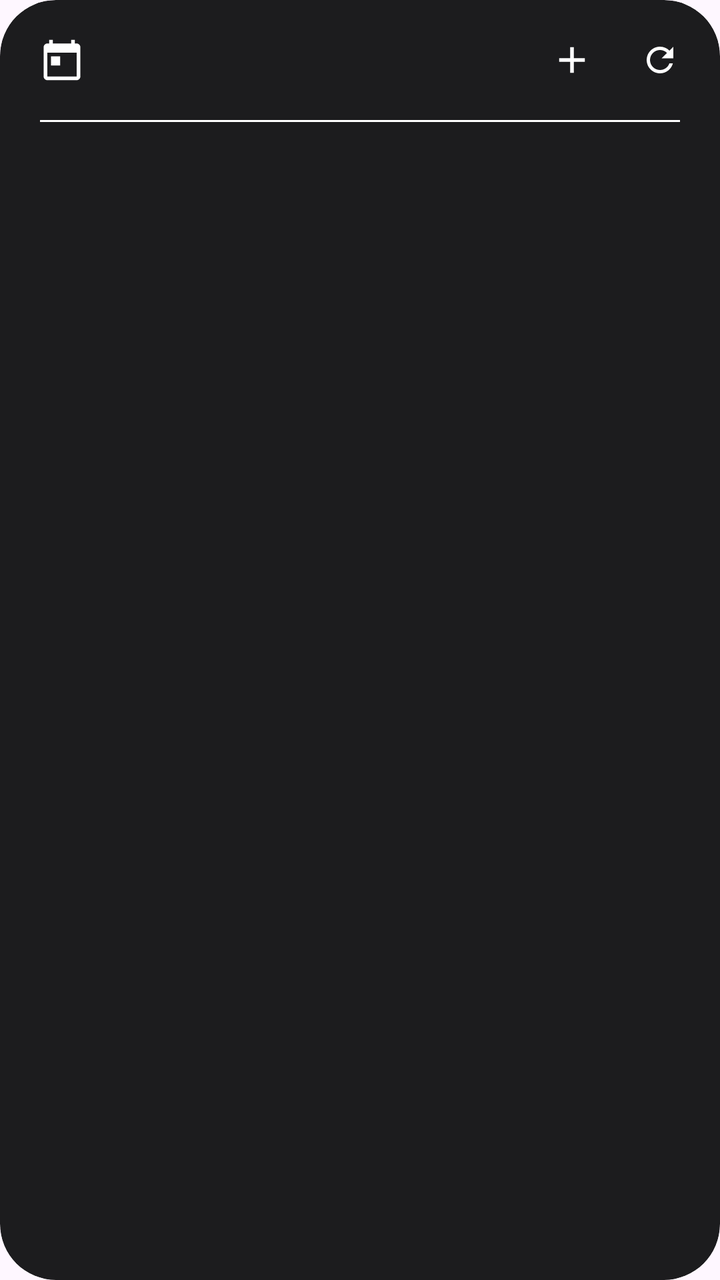
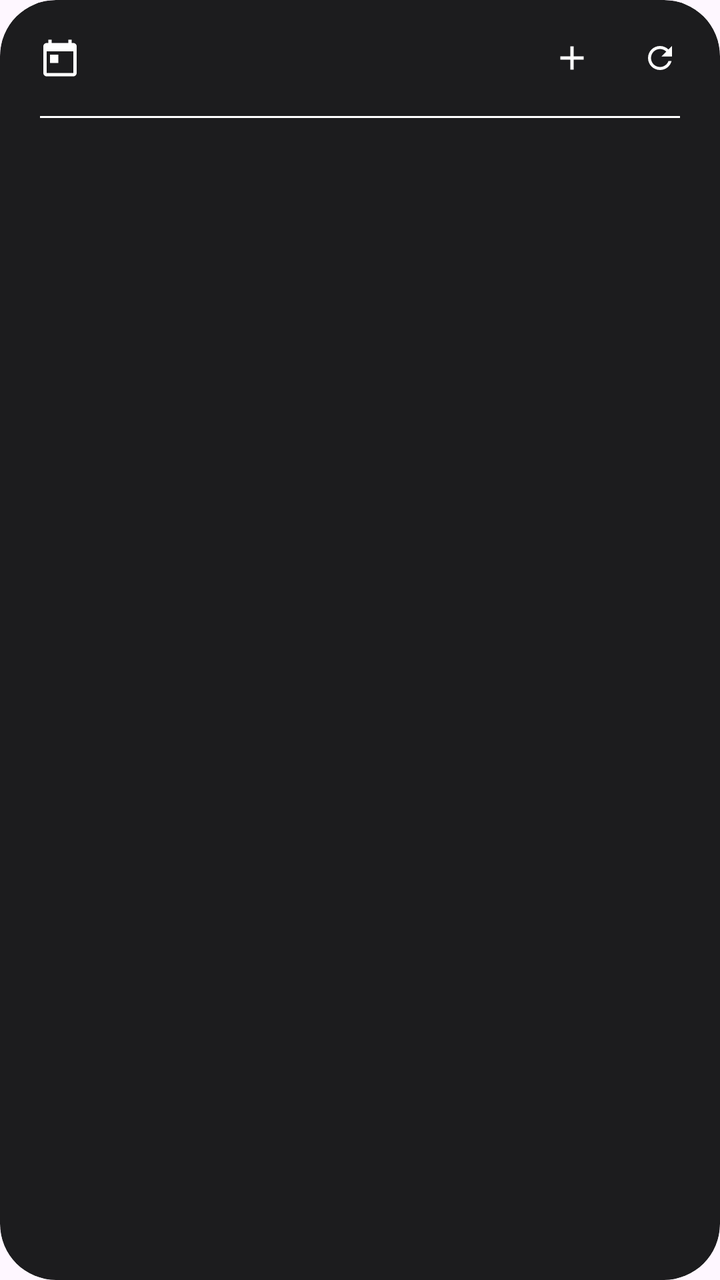

Two renders of the same Android screen: before a commit and after it. Below are the layout's source before the change and the commit's diff.
<!-- AndroidManifest.xml: application theme Theme.Nagenda -->
<!-- res/layout/widget_agenda.xml -->
<?xml version="1.0" encoding="utf-8"?>
<FrameLayout xmlns:android="http://schemas.android.com/apk/res/android"
    android:id="@android:id/background"
    android:layout_width="match_parent"
    android:layout_height="match_parent"
    android:background="@drawable/widget_mask"
    android:clipToOutline="true">

    <ImageView
        android:id="@+id/bg"
        android:layout_width="match_parent"
        android:layout_height="match_parent"
        android:scaleType="fitXY"
        android:src="@drawable/widget_bg"
        android:tint="#FF1C1C1E"
        android:importantForAccessibility="no" />

    <LinearLayout
        android:layout_width="match_parent"
        android:layout_height="match_parent"
        android:orientation="vertical">

        <LinearLayout
            android:id="@+id/header"
            android:layout_width="match_parent"
            android:layout_height="60dp"
            android:gravity="center_vertical"
            android:orientation="horizontal"
            android:paddingStart="20dp"
            android:paddingEnd="8dp">

            <ImageView
                android:id="@+id/ic_cal"
                android:layout_width="22dp"
                android:layout_height="22dp"
                android:src="@drawable/ic_calendar"
                android:tint="#FFFFFFFF"
                android:importantForAccessibility="no" />

            <TextView
                android:id="@+id/weekday"
                android:layout_width="0dp"
                android:layout_height="wrap_content"
                android:layout_marginStart="14dp"
                android:layout_weight="1"
                android:ellipsize="end"
                android:fontFamily="sans-serif-medium"
                android:maxLines="1"
                android:textColor="#FFFFFFFF"
                android:textSize="17sp" />

            <ImageView
                android:id="@+id/btn_add"
                android:layout_width="44dp"
                android:layout_height="44dp"
                android:padding="11dp"
                android:src="@drawable/ic_add"
                android:tint="#FFFFFFFF"
                android:contentDescription="+" />

            <ImageView
                android:id="@+id/btn_refresh"
                android:layout_width="44dp"
                android:layout_height="44dp"
                android:padding="12dp"
                android:src="@drawable/ic_refresh"
                android:tint="#FFFFFFFF"
                android:contentDescription="⟳" />
        </LinearLayout>

        <ImageView
            android:id="@+id/header_line"
            android:layout_width="match_parent"
            android:layout_height="1dp"
            android:layout_marginStart="20dp"
            android:layout_marginEnd="20dp"
            android:scaleType="fitXY"
            android:src="@drawable/line"
            android:tint="#22FFFFFF"
            android:importantForAccessibility="no" />

        <FrameLayout
            android:layout_width="match_parent"
            android:layout_height="0dp"
            android:layout_weight="1">

            <ListView
                android:id="@+id/list"
                android:layout_width="match_parent"
                android:layout_height="match_parent"
                android:clipToPadding="false"
                android:divider="@null"
                android:dividerHeight="0dp"
                android:paddingBottom="10dp"
                android:scrollbars="none" />

            <TextView
                android:id="@+id/empty"
                android:layout_width="match_parent"
                android:layout_height="match_parent"
                android:gravity="center"
                android:padding="16dp"
                android:textColor="#FF8E8E93"
                android:textSize="14sp" />
        </FrameLayout>
    </LinearLayout>
</FrameLayout>
<!-- resources referenced by this layout -->
<resources>
  <!-- drawable ic_add (drawable) -->
  <vector xmlns:android="http://schemas.android.com/apk/res/android"
      android:width="24dp" android:height="24dp" android:viewportWidth="24" android:viewportHeight="24">
      <path android:fillColor="#FFFFFFFF" android:pathData="M19,13h-6v6h-2v-6H5v-2h6V5h2v6h6v2z" />
  </vector>
  <!-- drawable ic_calendar (drawable) -->
  <vector xmlns:android="http://schemas.android.com/apk/res/android"
      android:width="24dp" android:height="24dp" android:viewportWidth="24" android:viewportHeight="24">
      <path android:fillColor="#FFFFFFFF" android:pathData="M20,3h-1V1h-2v2H7V1H5v2H4c-1.1,0 -2,0.9 -2,2v16c0,1.1 0.9,2 2,2h16c1.1,0 2,-0.9 2,-2V5c0,-1.1 -0.9,-2 -2,-2zM20,21H4V8h16v13zM6,10h5v5H6z" />
  </vector>
  <!-- drawable ic_refresh (drawable) -->
  <vector xmlns:android="http://schemas.android.com/apk/res/android"
      android:width="24dp" android:height="24dp" android:viewportWidth="24" android:viewportHeight="24">
      <path android:fillColor="#FFFFFFFF" android:pathData="M17.65,6.35C16.2,4.9 14.21,4 12,4c-4.42,0 -7.99,3.58 -7.99,8s3.57,8 7.99,8c3.73,0 6.84,-2.55 7.73,-6h-2.08c-0.82,2.33 -3.04,4 -5.65,4 -3.31,0 -6,-2.69 -6,-6s2.69,-6 6,-6c1.66,0 3.14,0.69 4.22,1.78L13,11h7V4l-2.35,2.35z" />
  </vector>
  <!-- drawable line (drawable) -->
  <?xml version="1.0" encoding="utf-8"?>
  <shape xmlns:android="http://schemas.android.com/apk/res/android" android:shape="rectangle">
      <solid android:color="#FFFFFFFF" />
  </shape>
  <!-- drawable widget_bg (drawable) -->
  <?xml version="1.0" encoding="utf-8"?>
  <shape xmlns:android="http://schemas.android.com/apk/res/android" android:shape="rectangle">
      <solid android:color="#FFFFFFFF" />
      <corners android:radius="@dimen/widget_radius" />
  </shape>
  <!-- drawable widget_mask (drawable) -->
  <?xml version="1.0" encoding="utf-8"?>
  <shape xmlns:android="http://schemas.android.com/apk/res/android" android:shape="rectangle">
      <solid android:color="#01000000" />
      <corners android:radius="@dimen/widget_radius" />
  </shape>
  <style name="Theme.Nagenda" parent="Theme.Material3.DayNight.NoActionBar">
          <item name="colorPrimary">@color/brand</item>
          <item name="android:statusBarColor">@android:color/transparent</item>
          <item name="android:navigationBarColor">@android:color/transparent</item>
          <item name="android:windowLightStatusBar">true</item>
      </style>
  <dimen name="widget_radius">24dp</dimen>
  <color name="brand">#FF6C5CE7</color>
</resources>

<!-- the commit's change to res/layout/widget_agenda.xml (unified diff, before → after) -->
@@ -23,7 +23,7 @@
         <LinearLayout
             android:id="@+id/header"
             android:layout_width="match_parent"
-            android:layout_height="60dp"
+            android:layout_height="58dp"
             android:gravity="center_vertical"
             android:orientation="horizontal"
             android:paddingStart="20dp"
@@ -31,8 +31,8 @@
 
             <ImageView
                 android:id="@+id/ic_cal"
-                android:layout_width="22dp"
-                android:layout_height="22dp"
+                android:layout_width="20dp"
+                android:layout_height="20dp"
                 android:src="@drawable/ic_calendar"
                 android:tint="#FFFFFFFF"
                 android:importantForAccessibility="no" />
@@ -47,13 +47,13 @@
                 android:fontFamily="sans-serif-medium"
                 android:maxLines="1"
                 android:textColor="#FFFFFFFF"
-                android:textSize="17sp" />
+                android:textSize="16dp" />
 
             <ImageView
                 android:id="@+id/btn_add"
                 android:layout_width="44dp"
                 android:layout_height="44dp"
-                android:padding="11dp"
+                android:padding="12dp"
                 android:src="@drawable/ic_add"
                 android:tint="#FFFFFFFF"
                 android:contentDescription="+" />
@@ -62,7 +62,7 @@
                 android:id="@+id/btn_refresh"
                 android:layout_width="44dp"
                 android:layout_height="44dp"
-                android:padding="12dp"
+                android:padding="13dp"
                 android:src="@drawable/ic_refresh"
                 android:tint="#FFFFFFFF"
                 android:contentDescription="⟳" />
@@ -91,7 +91,7 @@
                 android:clipToPadding="false"
                 android:divider="@null"
                 android:dividerHeight="0dp"
-                android:paddingBottom="10dp"
+                android:paddingBottom="8dp"
                 android:scrollbars="none" />
 
             <TextView
@@ -101,7 +101,7 @@
                 android:gravity="center"
                 android:padding="16dp"
                 android:textColor="#FF8E8E93"
-                android:textSize="14sp" />
+                android:textSize="14dp" />
         </FrameLayout>
     </LinearLayout>
 </FrameLayout>
